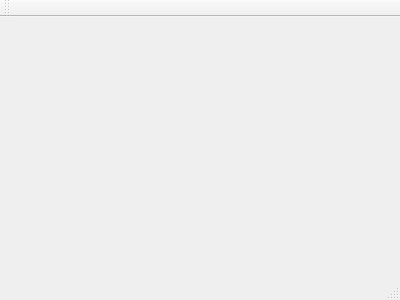
smalloooo/uartThread, file mainwindow.ui: the form before one commit.
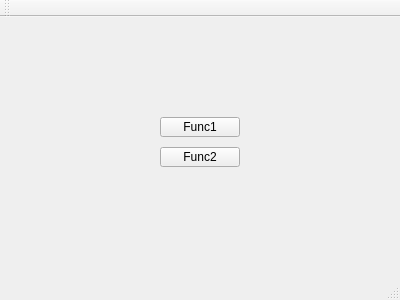
The form after the commit.

```diff
--- a/mainwindow.ui
+++ b/mainwindow.ui
@@ -12,13 +12,55 @@
   <property name="windowTitle" >
    <string>MainWindow</string>
   </property>
-  <widget class="QMenuBar" name="menuBar" />
-  <widget class="QToolBar" name="mainToolBar" />
-  <widget class="QWidget" name="centralWidget" />
-  <widget class="QStatusBar" name="statusBar" />
+  <widget class="QWidget" name="centralWidget">
+   <widget class="QPushButton" name="pushButton">
+    <property name="geometry">
+     <rect>
+      <x>160</x>
+      <y>100</y>
+      <width>80</width>
+      <height>20</height>
+     </rect>
+    </property>
+    <property name="text">
+     <string>Func1</string>
+    </property>
+   </widget>
+   <widget class="QPushButton" name="pushButton_2">
+    <property name="geometry">
+     <rect>
+      <x>160</x>
+      <y>130</y>
+      <width>80</width>
+      <height>20</height>
+     </rect>
+    </property>
+    <property name="text">
+     <string>Func2</string>
+    </property>
+   </widget>
+  </widget>
+  <widget class="QMenuBar" name="menuBar">
+   <property name="geometry">
+    <rect>
+     <x>0</x>
+     <y>0</y>
+     <width>400</width>
+     <height>20</height>
+    </rect>
+   </property>
+  </widget>
+  <widget class="QToolBar" name="mainToolBar">
+   <attribute name="toolBarArea">
+    <enum>TopToolBarArea</enum>
+   </attribute>
+   <attribute name="toolBarBreak">
+    <bool>false</bool>
+   </attribute>
+  </widget>
+  <widget class="QStatusBar" name="statusBar"/>
  </widget>
- <layoutDefault spacing="6" margin="11" />
- <pixmapfunction></pixmapfunction>
+ <layoutdefault spacing="6" margin="11"/>
  <resources/>
  <connections/>
 </ui>
```
Left out of the diff: 7 changed lines with no effect on the pictures.
